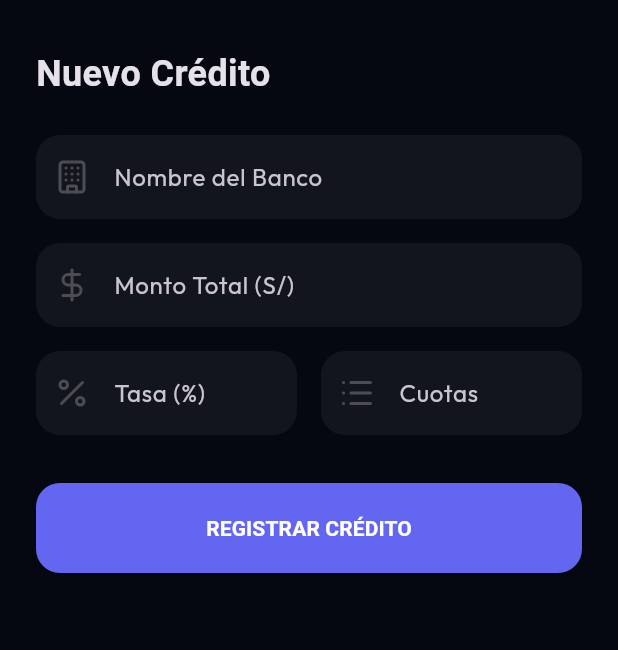
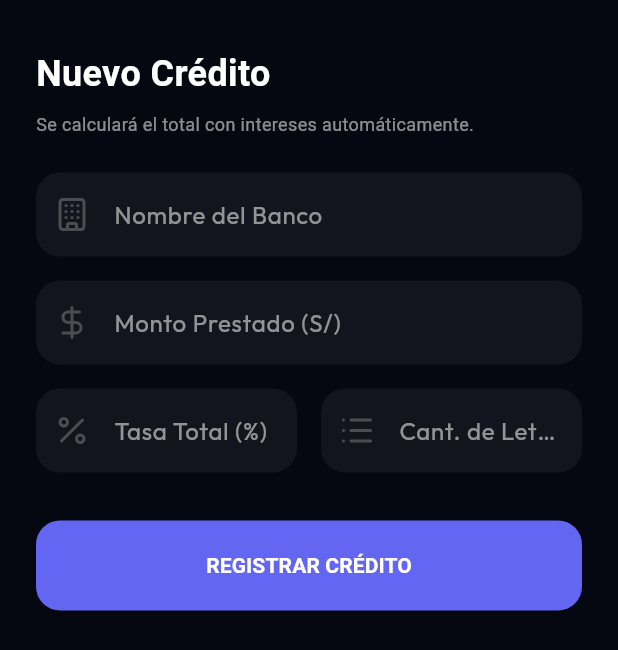
Before and after one commit to josebacilio2004/cuentacontable, a Flutter app: the CreditModal widget shown alone on an empty page, opened directly, after a tap on "REGISTRAR CRÉDITO", on a phone screen of 412 x 824 dp. Shown: the top 650 px of the screen. Run offline on Flutter 3.47's test engine with Material 3 defaults, Android fonts, the phone set to English and light mode, and no system bars; our stand-ins replace fl_chart, flutter_local_notifications, google_fonts, local_auth, logger, lucide_icons and 3 more; accounts and stored records are empty.

Commit message:
feat: advanced credit management with interest calculation and balance validation

```diff
--- a/mobile_app/lib/shared/widgets/credit_modal.dart
+++ b/mobile_app/lib/shared/widgets/credit_modal.dart
@@ -18,19 +18,27 @@ class _CreditModalState extends State<CreditModal> {
   bool _isLoading = false;
 
   Future<void> _save() async {
-    if (_amountController.text.isEmpty) return;
+    if (_amountController.text.isEmpty || _rateController.text.isEmpty || _installmentsController.text.isEmpty) return;
     setState(() => _isLoading = true);
     try {
       final userId = SupabaseConfig.client.auth.currentUser!.id;
-      final amount = double.parse(_amountController.text);
+      final principal = double.parse(_amountController.text);
+      final rate = double.parse(_rateController.text);
+      final installments = int.parse(_installmentsController.text);
+
+      // Cálculo automático: Capital + Interés total
+      final totalToReturn = principal + (principal * (rate / 100));
+
       await SupabaseConfig.client.from('credits').insert({
         'user_id': userId,
         'bank_name': _bankController.text,
-        'total_amount': amount,
-        'remaining_balance': amount,
-        'interest_rate': double.parse(_rateController.text),
-        'installments': int.parse(_installmentsController.text),
+        'total_amount': totalToReturn,
+        'remaining_balance': totalToReturn,
+        'interest_rate': rate,
+        'installments': installments,
+        'paid_installments': 0, // Iniciamos en 0 letras pagadas
         'status': 'activo',
+        'created_at': DateTime.now().toIso8601String(),
       });
       if (mounted) Navigator.pop(context);
     } catch (e) {
@@ -52,17 +60,19 @@ class _CreditModalState extends State<CreditModal> {
         mainAxisSize: MainAxisSize.min,
         crossAxisAlignment: CrossAxisAlignment.start,
         children: [
-          const Text('Nuevo Crédito', style: TextStyle(fontSize: 24, fontWeight: FontWeight.bold)),
+          const Text('Nuevo Crédito', style: TextStyle(fontSize: 24, fontWeight: FontWeight.bold, color: Colors.white)),
+          const SizedBox(height: 8),
+          const Text('Se calculará el total con intereses automáticamente.', style: TextStyle(color: Colors.white54, fontSize: 12)),
           const SizedBox(height: 24),
           _input('Nombre del Banco', _bankController, LucideIcons.building, TextInputType.text),
           const SizedBox(height: 16),
-          _input('Monto Total (S/)', _amountController, LucideIcons.dollarSign, TextInputType.number),
+          _input('Monto Prestado (S/)', _amountController, LucideIcons.dollarSign, TextInputType.number),
           const SizedBox(height: 16),
           Row(
             children: [
-              Expanded(child: _input('Tasa (%)', _rateController, LucideIcons.percent, TextInputType.number)),
+              Expanded(child: _input('Tasa Total (%)', _rateController, LucideIcons.percent, TextInputType.number)),
               const SizedBox(width: 16),
-              Expanded(child: _input('Cuotas', _installmentsController, LucideIcons.list, TextInputType.number)),
+              Expanded(child: _input('Cant. de Letras', _installmentsController, LucideIcons.list, TextInputType.number)),
             ],
           ),
           const SizedBox(height: 32),
@@ -91,6 +101,7 @@ class _CreditModalState extends State<CreditModal> {
       style: const TextStyle(color: Colors.white),
       decoration: InputDecoration(
         labelText: label,
+        labelStyle: const TextStyle(color: Colors.white54),
         prefixIcon: Icon(icon, color: Colors.white24),
         filled: true,
         fillColor: Colors.white.withOpacity(0.05),
```
Also changed, not shown: mobile_app/lib/features/credits/credits_screen.dart (+23 -2 lines), mobile_app/lib/shared/widgets/credit_detail_modal.dart (added, +159 -0 lines), 1 other file.
